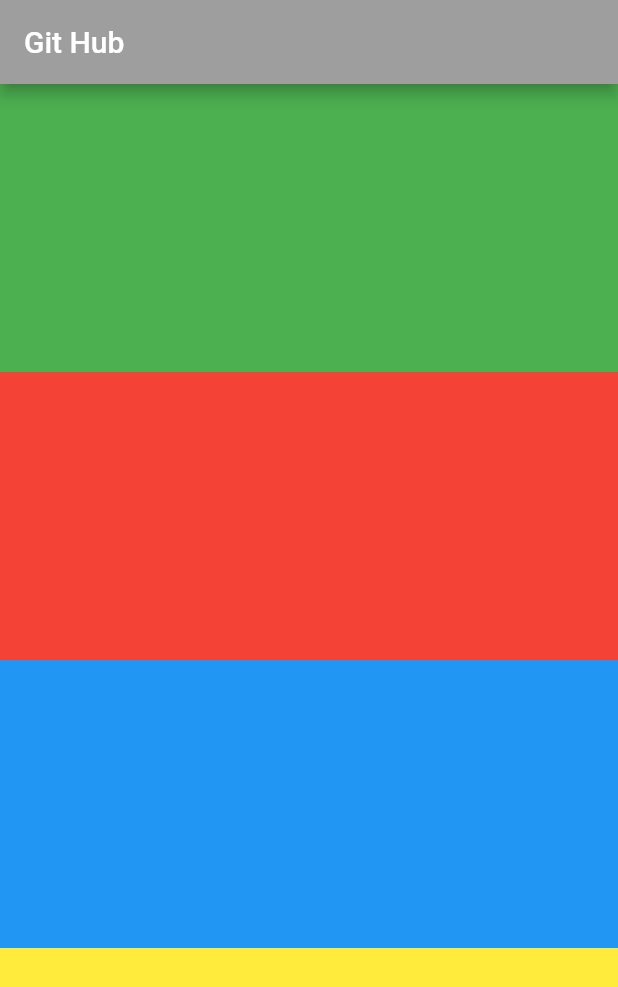
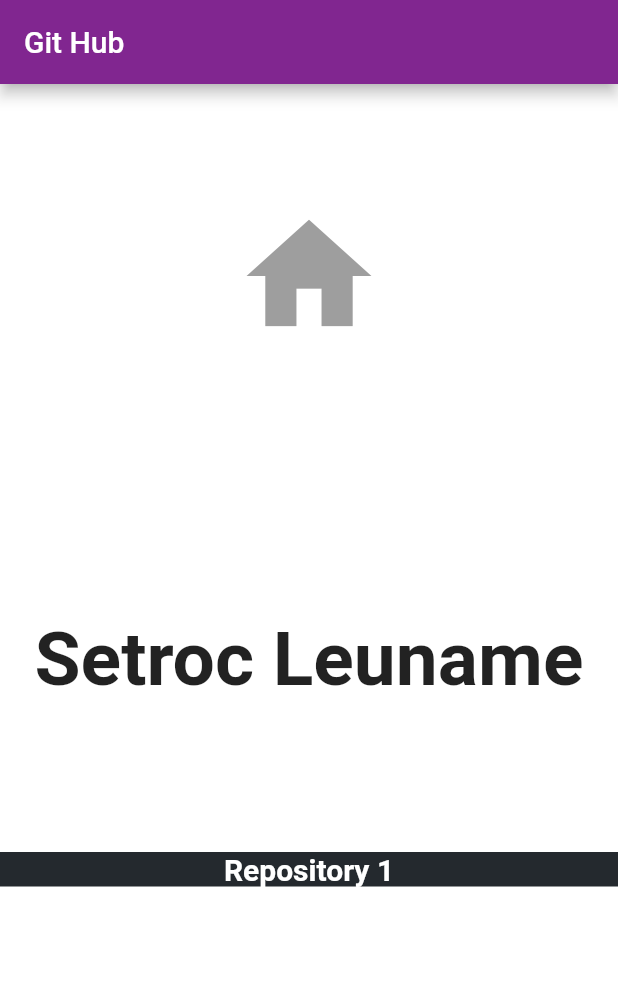
Before and after one commit to ECLKnight/learningGitHub, a Flutter app: the screen it shows after launch, on a phone screen of 412 x 824 dp. Shown: the top 987 px of the screen. Run offline on Flutter 3.47's test engine with Material 2 defaults, Android fonts, the phone set to English and light mode, and no system bars.

Commit message:
added: Icon        Name        Repo list

```diff
--- a/lib/main.dart
+++ b/lib/main.dart
@@ -21,23 +21,52 @@ class MyHomePage extends StatelessWidget {
   Widget build(BuildContext context) {
     return Scaffold(
       appBar: AppBar(
-        backgroundColor: Colors.grey,
+        backgroundColor: Color(0xff812690), //#812690
         title: Text('Git Hub'),
       ),
+      backgroundColor: Colors.white,
       body: Column(
         children: <Widget>[
+          /// Picture
           Expanded(
-            child: Container(color: Colors.green),
+            child: Center(
+              child: Icon(
+                Icons.home,
+                color: Colors.grey,
+                size: 100.0,
+              ),
+            ),
           ),
+
+          /// Name
           Expanded(
-            child: Container(color: Colors.red),
+            child: Center(
+              child: Text(
+                'Setroc Leuname',
+                style: TextStyle(fontSize: 50.0, fontWeight: FontWeight.bold),
+              ),
+            ),
           ),
+
+          /// Repository list
           Expanded(
-            child: Container(color: Colors.blue),
-          ),
-          Expanded(
-            child: Container(color: Colors.yellow),
-          ),
+            child: Column(
+              crossAxisAlignment: CrossAxisAlignment.stretch,
+              children: <Widget>[
+                Container(
+                    color: Color(0xff24292E),
+                    child: Center(
+                      child: Text(
+                        'Repository 1',
+                        style: TextStyle(
+                            color: Colors.white,
+                            fontSize: 20.0,
+                            fontWeight: FontWeight.bold),
+                      ),
+                    ))
+              ],
+            ),
+          )
         ],
       ),
     );
```
